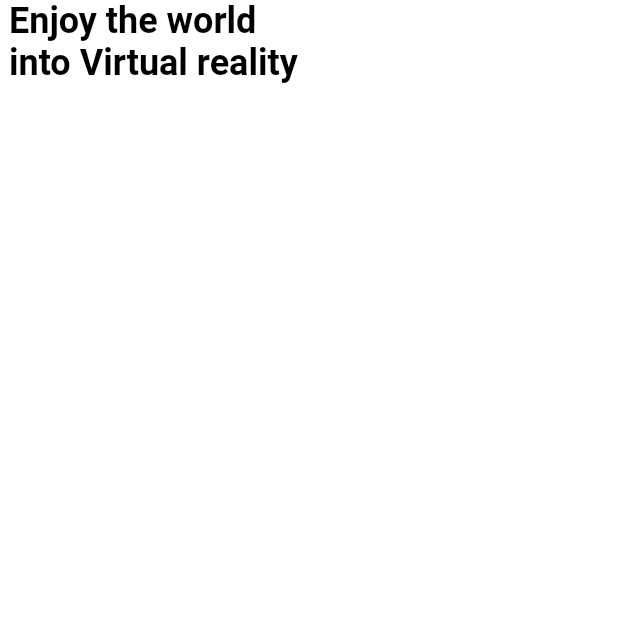
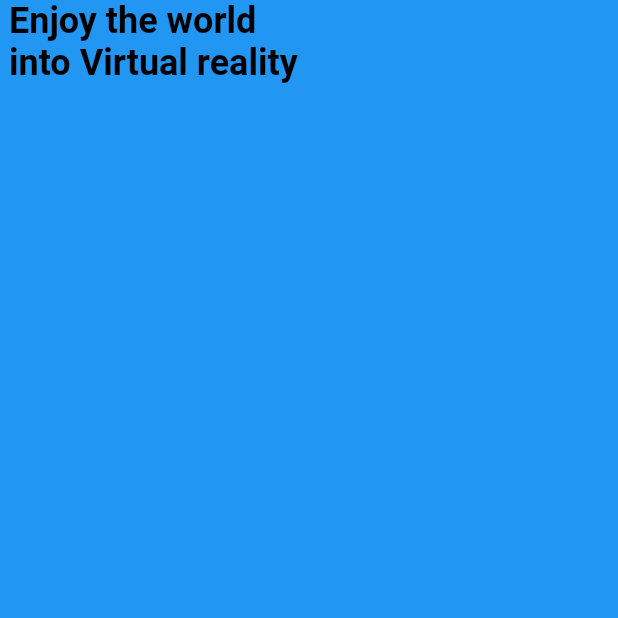
Before and after one commit to Michila0/UI-Designs, a Flutter app: the screen it shows after launch, on a phone screen of 412 x 824 dp, the top half of it. Run offline on Flutter 3.47's test engine with Material 2 defaults, Android fonts, the phone set to English and light mode, and no system bars.

```diff
--- a/lib/main.dart
+++ b/lib/main.dart
@@ -1,5 +1,6 @@
 import 'package:flutter/material.dart';
 import 'package:ui_design/pages/home_page.dart';
+import 'package:ui_design/pages/product_details_page.dart';
 
 void main() {
   runApp(const MyApp());
@@ -27,7 +28,7 @@ class MyApp extends StatelessWidget {
         // is not restarted.
         primarySwatch: Colors.blue,
       ),
-      home: HomePage(),//const MyHomePage(title: 'Flutter Demo'),
+      home: ProductDetailsPage(),//HomePage(),//const MyHomePage(title: 'Flutter Demo'),
     );
   }
 }
--- a/lib/pages/product_details_page.dart
+++ b/lib/pages/product_details_page.dart
@@ -1,13 +1,13 @@
 import 'package:flutter/material.dart';
 
-class HomePage extends StatefulWidget {
-  const HomePage({super.key});
+class ProductDetailsPage extends StatefulWidget {
+  const ProductDetailsPage({super.key});
 
   @override
-  State<HomePage> createState() => _HomePageState();
+  State<ProductDetailsPage> createState() => _ProductDetailsPageState();
 }
 
-class _HomePageState extends State<HomePage> {
+class _ProductDetailsPageState extends State<ProductDetailsPage> {
   @override
   Widget build(BuildContext context) {
     return Scaffold(
```
